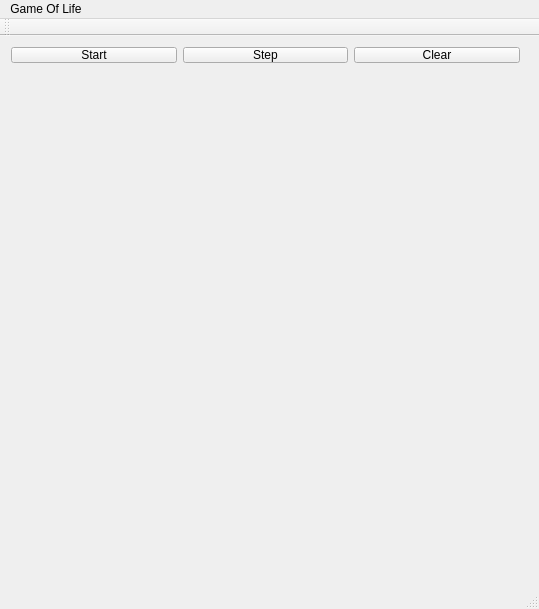
Above: QtGameOfLife/mainwindow.ui from polly013/Game-of-Life before the change. Below: the same form after it.
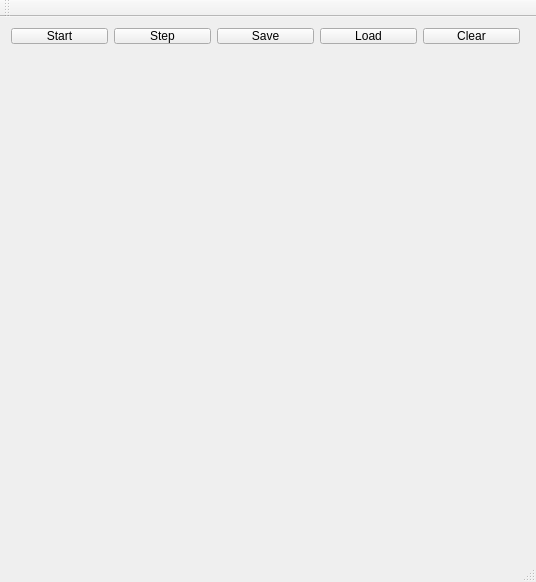
That is the form after the change.

Commit message: save/load buttons with ASCII art

Patch:
```diff
--- a/QtGameOfLife/mainwindow.ui
+++ b/QtGameOfLife/mainwindow.ui
@@ -6,8 +6,8 @@
    <rect>
     <x>0</x>
     <y>0</y>
-    <width>539</width>
-    <height>609</height>
+    <width>536</width>
+    <height>582</height>
    </rect>
   </property>
   <property name="windowTitle">
@@ -52,6 +52,20 @@
        </property>
       </widget>
      </item>
+     <item>
+      <widget class="QPushButton" name="saveButton">
+       <property name="text">
+        <string>Save</string>
+       </property>
+      </widget>
+     </item>
+     <item>
+      <widget class="QPushButton" name="loadButton">
+       <property name="text">
+        <string>Load</string>
+       </property>
+      </widget>
+     </item>
      <item>
       <widget class="QPushButton" name="clearButton">
        <property name="text">
@@ -73,22 +87,6 @@
     <layout class="QHBoxLayout" name="horizontalLayout_2"/>
    </widget>
   </widget>
-  <widget class="QMenuBar" name="menuBar">
-   <property name="geometry">
-    <rect>
-     <x>0</x>
-     <y>0</y>
-     <width>539</width>
-     <height>28</height>
-    </rect>
-   </property>
-   <widget class="QMenu" name="menuGame_Of_Life">
-    <property name="title">
-     <string>Game Of Life</string>
-    </property>
-   </widget>
-   <addaction name="menuGame_Of_Life"/>
-  </widget>
   <widget class="QToolBar" name="mainToolBar">
    <attribute name="toolBarArea">
     <enum>TopToolBarArea</enum>
```
The commit also changes 5 other files.
